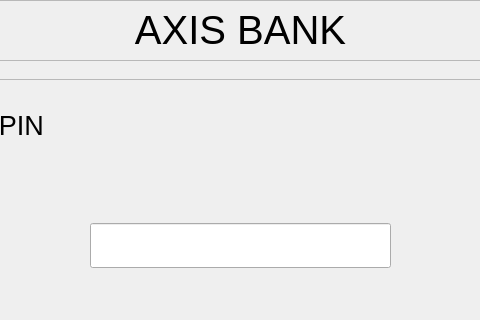
Before: the Qt Designer form UI/pin.ui in shubhamadhk15/ATM-SIMULATOR, drawn with Qt 5; both pictures show x 110 to 590 and y 0 to 320 of the 700 by 420 pixel window.
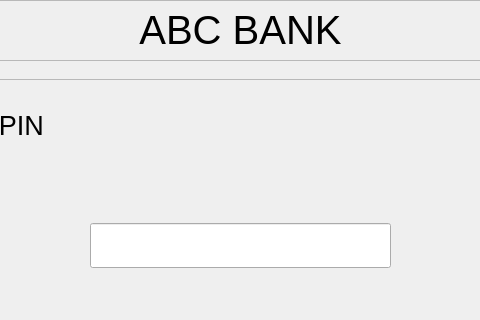
After: the same form once the commit is applied.

The edit to the form file:
```diff
--- a/UI/pin.ui
+++ b/UI/pin.ui
@@ -46,7 +46,7 @@
      </font>
     </property>
     <property name="text">
-     <string>AXIS BANK</string>
+     <string>ABC BANK</string>
     </property>
     <property name="alignment">
      <set>Qt::AlignCenter</set>
```
